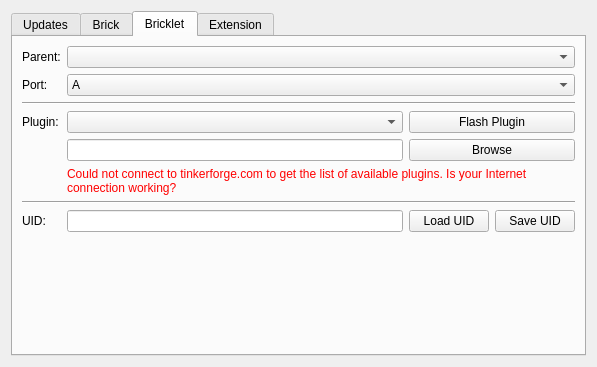
Above: src/brickv/ui/flashing.ui from Tinkerforge/brickv before the change. Below: the same form after it.
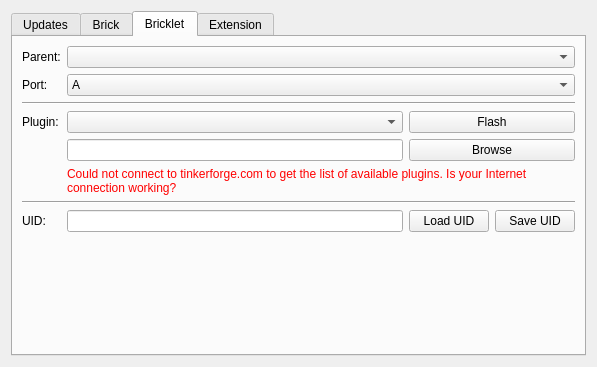
That is the form after the change. The open tabs and pages were chosen to show the change.

Commit message: Also rename extension save button to flash.

Patch:
```diff
--- a/src/brickv/ui/flashing.ui
+++ b/src/brickv/ui/flashing.ui
@@ -264,7 +264,7 @@
          <item row="3" column="2" colspan="2">
           <widget class="QPushButton" name="button_plugin_save">
            <property name="text">
-            <string>Flash Plugin</string>
+            <string>Flash</string>
            </property>
           </widget>
          </item>
```
Left out of the diff: 2 changed lines with no effect on the pictures.
